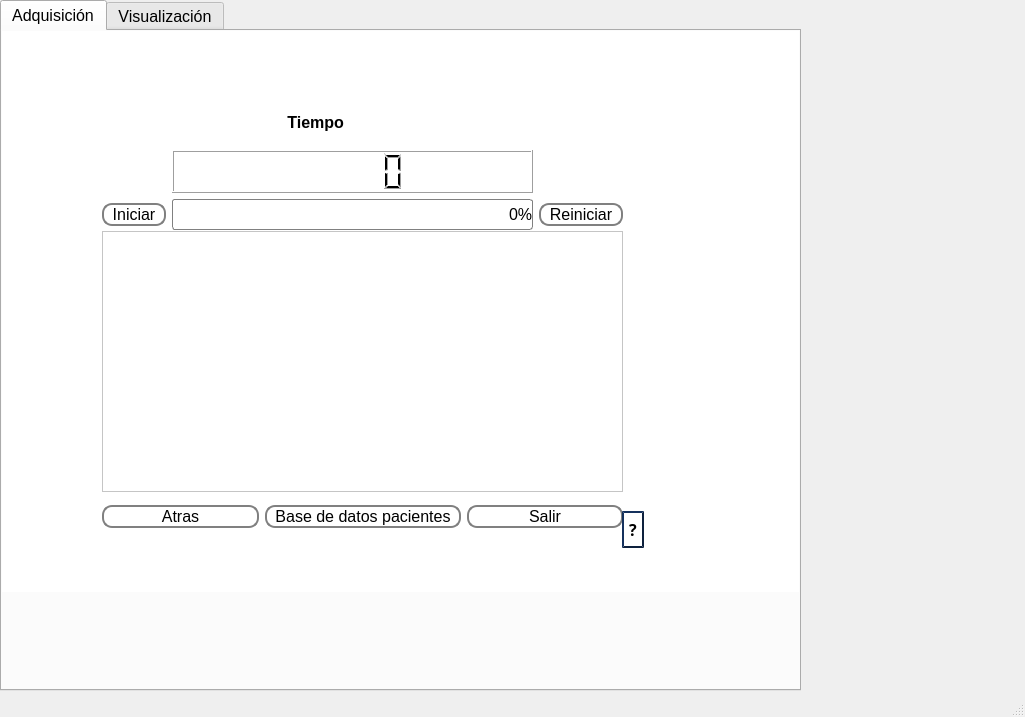
This is interface/ViAT/Adquisicion_accion.ui in vhenaoi/OpenBCI_acquisition_python_ViAT as Qt 5 draws it before an edit. The edited form follows.
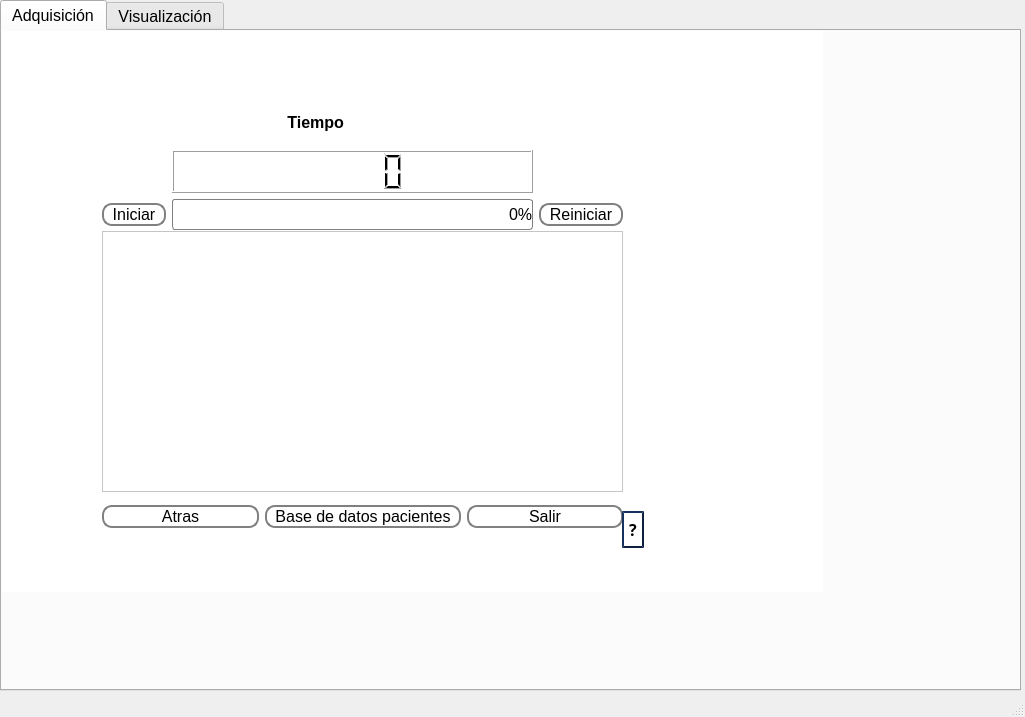
This is the edited form. Custom widgets are drawn as their Qt base class.

What changed in the file:
```diff
--- a/interface/ViAT/Adquisicion_accion.ui
+++ b/interface/ViAT/Adquisicion_accion.ui
@@ -19,7 +19,7 @@
      <rect>
       <x>0</x>
       <y>0</y>
-      <width>801</width>
+      <width>1021</width>
       <height>691</height>
      </rect>
     </property>
```
Left out of the diff: 160 changed lines with no effect on the pictures.
